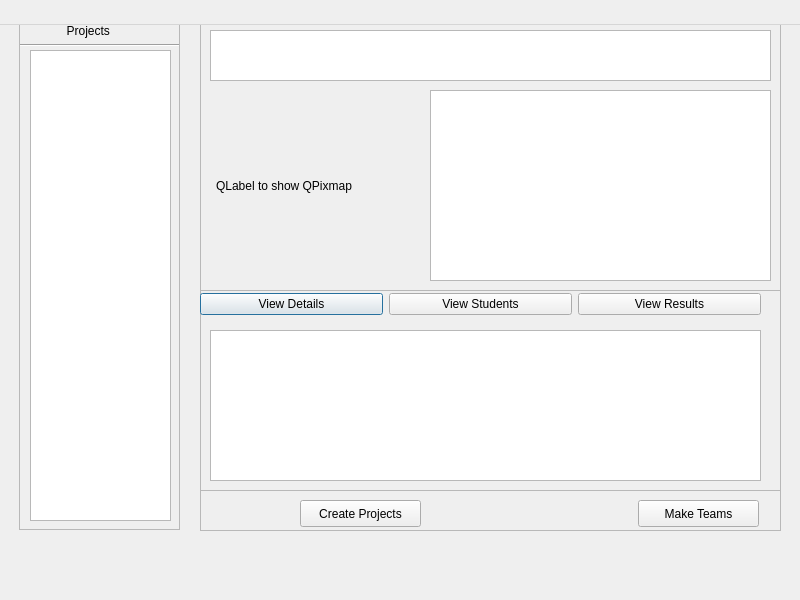
This is manageprojectsview.ui in abhinavthukral28/stuPID as Qt 5 draws it before an edit. The edited form follows.
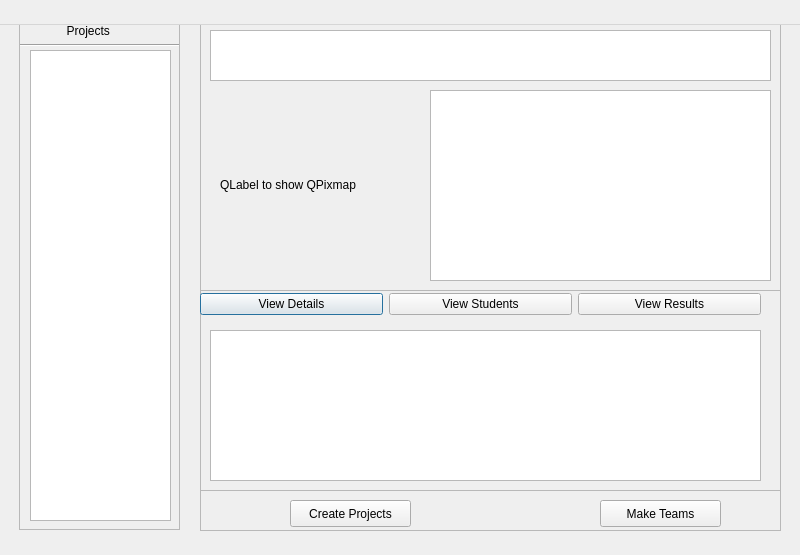
This is the edited form.

The edit to the form file:
```diff
--- a/manageprojectsview.ui
+++ b/manageprojectsview.ui
@@ -7,7 +7,7 @@
     <x>0</x>
     <y>0</y>
     <width>800</width>
-    <height>600</height>
+    <height>555</height>
    </rect>
   </property>
   <property name="windowTitle">
@@ -109,10 +109,10 @@
     <widget class="QLabel" name="image">
      <property name="geometry">
       <rect>
-       <x>16</x>
+       <x>20</x>
        <y>80</y>
        <width>191</width>
-       <height>171</height>
+       <height>170</height>
       </rect>
      </property>
      <property name="text">
@@ -191,7 +191,7 @@
     <widget class="QPushButton" name="makeTeamsButton">
      <property name="geometry">
       <rect>
-       <x>438</x>
+       <x>400</x>
        <y>480</y>
        <width>121</width>
        <height>27</height>
@@ -204,7 +204,7 @@
     <widget class="QPushButton" name="createProjectButton">
      <property name="geometry">
       <rect>
-       <x>100</x>
+       <x>90</x>
        <y>480</y>
        <width>121</width>
        <height>27</height>
```
